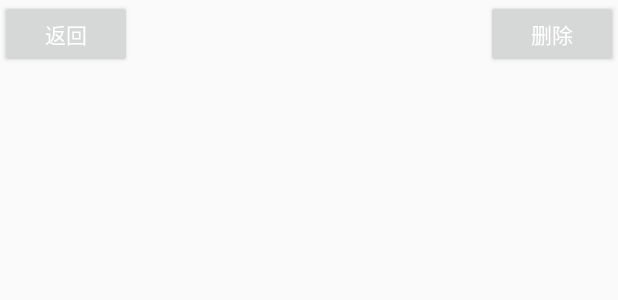
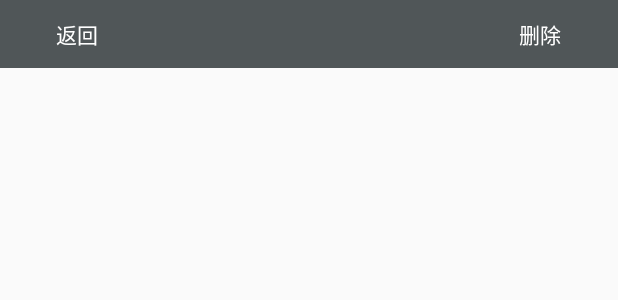
Before and after one commit to 123xuan456/BigHealt, an Android app: the layout activity_gallery.xml on its own in the app's theme, with its tools: preview values and no code run, on a phone screen of 412 x 824 dp. Shown: the top 300 px of the screen. Run offline under Robolectric (Android 15) with nearby library versions, the phone set to English and light mode, and no system bars.

Commit message:
轩：资讯页

```diff
--- a/app/src/main/java/dbighealth/bighealth/imageUtils/AlbumActivity.java
+++ b/app/src/main/java/dbighealth/bighealth/imageUtils/AlbumActivity.java
@@ -107,7 +107,7 @@ public class AlbumActivity extends Activity implements OnClickListener {
 	private void initViews() {
 		mGridView = (GridView) findViewById(R.id.myGrid);
 		RelativeLayout bottom_layout = (RelativeLayout) findViewById(R.id.bottom_layout);
-		bottom_layout.getBackground().setAlpha(100);
+		bottom_layout.getBackground().setAlpha(200);
 		okButton = (Button) findViewById(R.id.ok_button);
 		okButton.setOnClickListener(this);
 		//设置默认
--- a/app/src/main/java/utils/UrlUtils.java
+++ b/app/src/main/java/utils/UrlUtils.java
@@ -51,5 +51,9 @@ public class UrlUtils {
     public static  String CONDITION = BASEURL2+"/DailyReport/list?userId=";
     //每日情况
     public static  String CONDITIONADD = BASEURL2+"/DailyReport/saveDaily";
+  //咨询的listview
+  public static String INFORMATIONLISTVIEW =BASEURL2+ "/advice/advicelist";
+
+
 
 }
--- a/app/src/main/res/layout/activity_album.xml
+++ b/app/src/main/res/layout/activity_album.xml
@@ -9,7 +9,7 @@
         android:id="@+id/bottom_layout"
         android:layout_width="match_parent"
         android:layout_height="45dp"
-        android:background="#181414"
+        android:background="#22292C"
         android:layout_alignParentBottom="true"
         android:layout_marginTop="3dp"
         >
--- a/app/src/main/res/layout/activity_gallery.xml
+++ b/app/src/main/res/layout/activity_gallery.xml
@@ -9,15 +9,18 @@
         android:id="@+id/headview"
         android:layout_width="fill_parent"
         android:layout_height="45dp"
-        android:gravity="center_vertical"
+        android:background="#22292C"
         >
         <Button
             android:textColor="#fff"
             android:id="@+id/gallery_back"
             android:text="返回"
             android:layout_width="wrap_content"
+            android:background="@null"
+            android:gravity="center"
+            android:paddingLeft="15dp"
             android:textSize="14sp"
-            android:layout_height="wrap_content"
+            android:layout_height="match_parent"
             android:layout_centerVertical="true"
             />
         <Button
@@ -25,9 +28,12 @@
             android:textColor="#fff"
             android:id="@+id/gallery_del"
             android:layout_alignParentRight="true"
+            android:background="@null"
+            android:gravity="center"
+            android:paddingRight="15dp"
             android:layout_width="wrap_content"
             android:text="删除"
-            android:layout_height="wrap_content"
+            android:layout_height="match_parent"
             />
     </RelativeLayout>
 
```
Also changed, not shown: app/src/main/java/dbighealth/bighealth/activity/InformationActivity1.java (+17 -6 lines), app/src/main/java/dbighealth/bighealth/imageUtils/GalleryActivity.java (+5 -6 lines), 1 other file.
